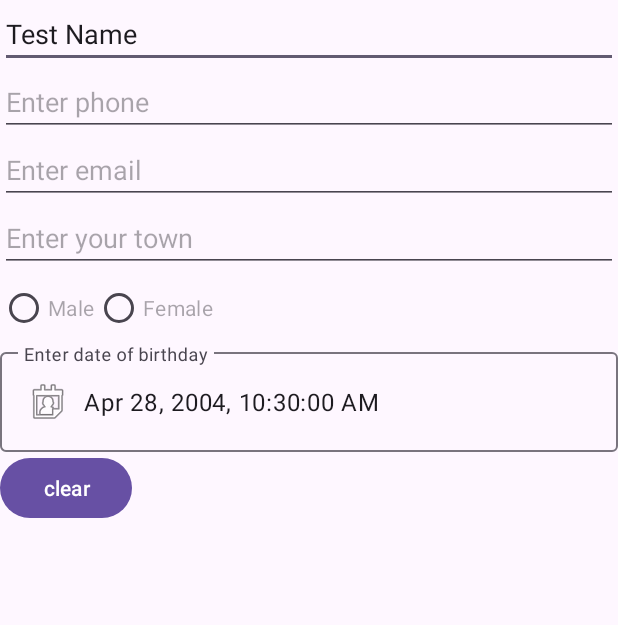
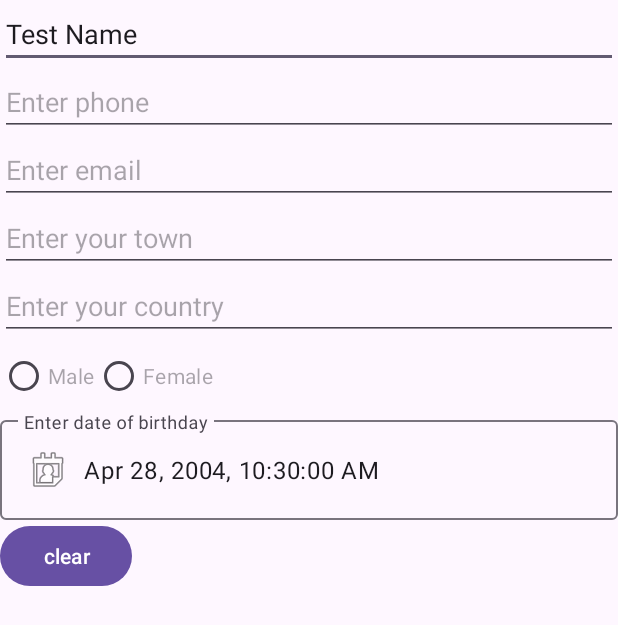
Before and after one commit to CeznVi/Android__regForm, an Android app: the screen it shows after launch (UserActivity), on a phone screen of 412 x 824 dp. Shown: the top 625 px of the screen. Run offline under Robolectric (Android 15) with nearby library versions, the phone set to English and light mode, and no system bars.

Commit message:
add country

```diff
--- a/app/src/main/java/com/example/myapplication/models/UserModel.java
+++ b/app/src/main/java/com/example/myapplication/models/UserModel.java
@@ -32,7 +32,7 @@ public class UserModel {
     private String email;
 
     private String town;
-
+    private String country;
     private UserSexEnum sex;
 
     private String phone;
@@ -80,6 +80,12 @@ public class UserModel {
     }
 
 
+    public String getCountry() { return country; }
+    public void setCountry(String country) {
+        this.country = country;
+        sendNotification();
+    }
+
     public Date getDob() {
         return dob;
     }
--- a/app/src/main/java/com/example/myapplication/viewmodels/UserViewModel.java
+++ b/app/src/main/java/com/example/myapplication/viewmodels/UserViewModel.java
@@ -63,6 +63,8 @@ public class UserViewModel implements OnModelChange {
         ((EditText) findViewById(R.id.user_phone)).setText(currentUser.getPhone());
         ((EditText) findViewById(R.id.user_email)).setText(currentUser.getEmail());
         ((EditText) findViewById(R.id.user_town)).setText(currentUser.getTown());
+        ((EditText) findViewById(R.id.user_country)).setText(currentUser.getCountry());
+
 
         // Вот тут настроить вывод данных
         ((EditText) findViewById(R.id.user_dob)).setText(currentUser.getDob().toLocaleString());
@@ -82,6 +84,9 @@ public class UserViewModel implements OnModelChange {
         currentUser.setName(((EditText) findViewById(R.id.user_name)).getText().toString());
         currentUser.setPhone(((EditText) findViewById(R.id.user_phone)).getText().toString());
         currentUser.setEmail(((EditText) findViewById(R.id.user_email)).getText().toString());
+        currentUser.setTown(((EditText) findViewById(R.id.user_town)).getText().toString());
+        currentUser.setCountry(((EditText) findViewById(R.id.user_country)).getText().toString());
+
 
         // Находим RadioGroup по его идентификатору
         RadioGroup radioGroup = (RadioGroup) findViewById(R.id.user_sex_group);
--- a/app/src/main/res/layout/user_view.xml
+++ b/app/src/main/res/layout/user_view.xml
@@ -46,6 +46,14 @@
             android:layout_width="match_parent"
             android:layout_height="wrap_content"
             android:autofillHints="addressCity" />
+
+        <EditText
+            android:id="@+id/user_country"
+            android:hint="@string/user_hint_country"
+            android:inputType="text"
+            android:layout_width="match_parent"
+            android:layout_height="wrap_content"
+            android:autofillHints="countryName" />
 
         <RadioGroup
             android:id="@+id/user_sex_group"
--- a/app/src/main/res/values/user_messages.xml
+++ b/app/src/main/res/values/user_messages.xml
@@ -4,6 +4,7 @@
     <string name="user_hint_phone"> Enter phone </string>
     <string name="user_hint_email"> Enter email </string>
     <string name="user_hint_town"> Enter your town</string>
+    <string name="user_hint_country"> Enter your country</string>
 
     <string name="user_hint_sex"> Sex </string>
     <string name="user_hint_male"> Male </string>
```
